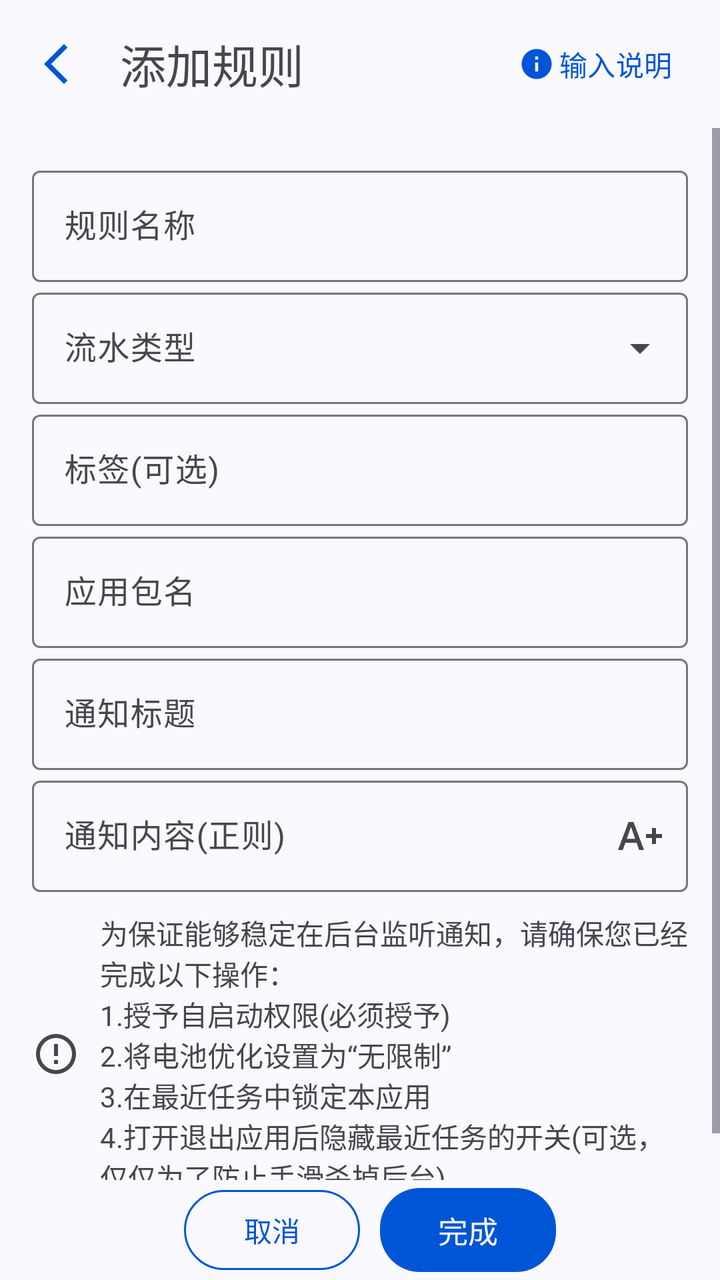
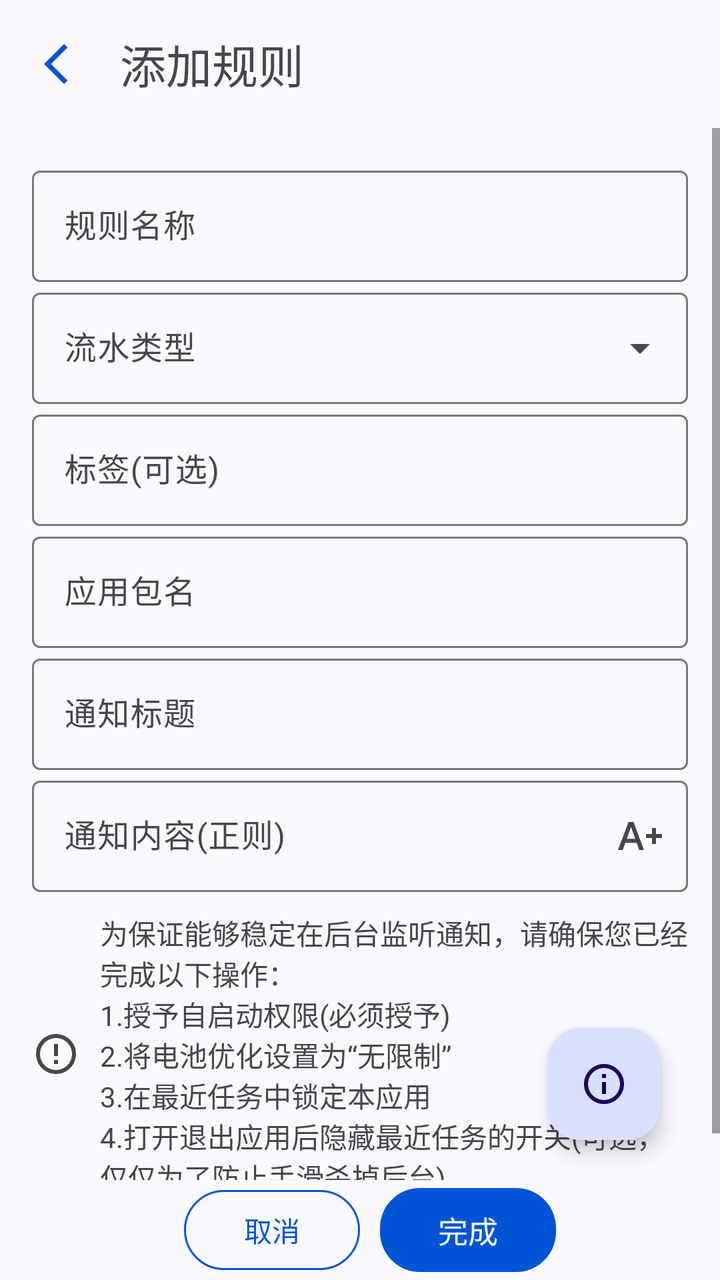

The first picture is an Android layout as it rendered before a commit; the second is the same layout after the commit. The layout source and the unified diff follow.
<!-- AndroidManifest.xml: application theme Theme.ManagerAssistant.Static -->
<!-- res/layout/activity_rule_add_modify.xml -->
<LinearLayout xmlns:android="http://schemas.android.com/apk/res/android"
    xmlns:app="http://schemas.android.com/apk/res-auto"
    xmlns:tools="http://schemas.android.com/tools"
    style="@style/CommonPageStyle"
    android:layout_width="match_parent"
    android:layout_height="match_parent"
    android:orientation="vertical"
    tools:context=".ui.pages.bookkeeping.notification_analysis.rule_edit.RuleAddModifyActivity">

    <com.google.android.material.appbar.MaterialToolbar
        android:id="@+id/toolbar"
        android:layout_width="match_parent"
        android:layout_height="?attr/actionBarSize"
        app:layout_constraintEnd_toEndOf="parent"
        app:layout_constraintStart_toStartOf="parent"
        app:layout_constraintTop_toTopOf="parent"
        app:navigationIcon="@drawable/baseline_arrow_back_ios_new_24"
        app:title="@string/add_rule">

        <com.google.android.material.button.MaterialButton
            android:id="@+id/input_instruction_btn"
            style="@style/TransparentBtnStyle"
            android:layout_width="wrap_content"
            android:layout_height="wrap_content"
            android:layout_gravity="end"
            android:text="@string/input_introduce"
            app:icon="@drawable/baseline_info_24"
            app:iconGravity="textStart" />
    </com.google.android.material.appbar.MaterialToolbar>

    <ScrollView
        android:layout_width="match_parent"
        android:layout_height="0dp"
        android:layout_weight="1">

        <LinearLayout
            android:layout_width="match_parent"
            android:layout_height="wrap_content"
            android:orientation="vertical"
            android:padding="16sp">

            <com.google.android.material.textfield.TextInputLayout
                android:id="@+id/rule_name_layout"
                android:layout_width="match_parent"
                android:layout_height="wrap_content"
                app:endIconDrawable="@drawable/baseline_clear_24"
                app:endIconMode="clear_text">

                <com.google.android.material.textfield.TextInputEditText
                    android:id="@+id/rule_name_input"
                    style="@style/UserInputEditTextStyle"
                    android:layout_width="match_parent"
                    android:layout_height="match_parent"
                    android:hint="@string/rule_name" />
            </com.google.android.material.textfield.TextInputLayout>

            <com.google.android.material.textfield.TextInputLayout
                style="@style/Widget.Material3.TextInputLayout.OutlinedBox.ExposedDropdownMenu"
                android:layout_width="match_parent"
                android:layout_height="wrap_content">

                <com.google.android.material.textfield.MaterialAutoCompleteTextView
                    android:id="@+id/type_input"
                    android:layout_width="match_parent"
                    android:layout_height="match_parent"
                    android:hint="@string/running_account_type"
                    android:inputType="none" />
            </com.google.android.material.textfield.TextInputLayout>

            <com.google.android.material.textfield.TextInputLayout
                android:layout_width="match_parent"
                android:layout_height="wrap_content">

                <com.google.android.material.textfield.TextInputEditText
                    android:id="@+id/tag_name_input"
                    style="@style/ClickableEditTextStyle"
                    android:layout_width="match_parent"
                    android:layout_height="match_parent"
                    android:hint="@string/tag_optional" />
            </com.google.android.material.textfield.TextInputLayout>

            <com.google.android.material.textfield.TextInputLayout
                android:id="@+id/package_name_layout"
                android:layout_width="match_parent"
                android:layout_height="wrap_content">

                <com.google.android.material.textfield.TextInputEditText
                    android:id="@+id/package_name_input"
                    style="@style/ClickableEditTextStyle"
                    android:layout_width="match_parent"
                    android:layout_height="match_parent"
                    android:hint="@string/package_name"
                    android:maxLength="50" />
            </com.google.android.material.textfield.TextInputLayout>

            <com.google.android.material.textfield.TextInputLayout
                android:id="@+id/notification_title_layout"
                android:layout_width="match_parent"
                android:layout_height="wrap_content"
                app:endIconDrawable="@drawable/baseline_clear_24"
                app:endIconMode="clear_text">

                <com.google.android.material.textfield.TextInputEditText
                    android:id="@+id/notification_title_input"
                    style="@style/UserInputEditTextStyle"
                    android:layout_width="match_parent"
                    android:layout_height="match_parent"
                    android:hint="@string/notification_title" />
            </com.google.android.material.textfield.TextInputLayout>

            <com.google.android.material.textfield.TextInputLayout
                android:id="@+id/notification_content_layout"
                android:layout_width="match_parent"
                android:layout_height="wrap_content"
                app:endIconDrawable="@drawable/baseline_text_increase_24"
                app:endIconMode="custom">

                <com.google.android.material.textfield.TextInputEditText
                    android:id="@+id/notification_content_input"
                    style="@style/UserInputEditTextStyle"
                    android:layout_width="match_parent"
                    android:layout_height="match_parent"
                    android:hint="@string/notification_content_regex"
                    android:maxLength="50" />
            </com.google.android.material.textfield.TextInputLayout>

            <com.google.android.material.textview.MaterialTextView
                style="@style/TipTextViewStyle"
                android:layout_width="match_parent"
                android:layout_height="wrap_content"
                android:text="@string/analysis_rule_tip" />
        </LinearLayout>
    </ScrollView>

    <com.google.android.material.card.MaterialCardView
        android:id="@+id/btn_card_view"
        style="@style/BottomRightAngleCardStyle"
        android:layout_width="match_parent"
        android:layout_height="wrap_content">

        <LinearLayout
            android:layout_width="match_parent"
            android:layout_height="match_parent"
            android:gravity="center"
            android:orientation="horizontal">

            <com.google.android.material.button.MaterialButton
                android:id="@+id/delete_btn"
                style="@style/OutlinedBtnStyle"
                android:layout_width="wrap_content"
                android:layout_height="wrap_content"
                android:text="@string/delete"
                android:visibility="gone" />

            <com.google.android.material.button.MaterialButton
                android:id="@+id/cancel_btn"
                style="@style/OutlinedBtnStyle"
                android:layout_width="wrap_content"
                android:layout_height="wrap_content"
                android:text="@string/cancel" />

            <com.google.android.material.button.MaterialButton
                android:id="@+id/finish_btn"
                style="@style/CommonBtnStyle"
                android:layout_width="wrap_content"
                android:layout_height="wrap_content"
                android:text="@string/finish" />
        </LinearLayout>
    </com.google.android.material.card.MaterialCardView>
</LinearLayout>
<!-- resources referenced by this layout -->
<resources>
  <!-- drawable baseline_info_24 (drawable) -->
  <vector xmlns:android="http://schemas.android.com/apk/res/android" android:height="24dp" android:tint="#000000" android:viewportHeight="24" android:viewportWidth="24" android:width="24dp">
        
      <path android:fillColor="@android:color/white" android:pathData="M12,2C6.48,2 2,6.48 2,12s4.48,10 10,10 10,-4.48 10,-10S17.52,2 12,2zM13,17h-2v-6h2v6zM13,9h-2L11,7h2v2z"/>
      
  </vector>
  <string name="add_rule">添加规则</string>
  <string name="analysis_rule_tip">为保证能够稳定在后台监听通知，请确保您已经完成以下操作：\n1.授予自启动权限(必须授予)\n2.将电池优化设置为“无限制”\n3.在最近任务中锁定本应用\n4.打开退出应用后隐藏最近任务的开关(可选，仅仅为了防止手滑杀掉后台)</string>
  <string name="cancel">取消</string>
  <string name="delete">删除</string>
  <string name="finish">完成</string>
  <string name="input_introduce">输入说明</string>
  <string name="notification_content_regex">通知内容(正则)</string>
  <string name="notification_title">通知标题</string>
  <string name="package_name">应用包名</string>
  <string name="rule_name">规则名称</string>
  <string name="running_account_type">流水类型</string>
  <string name="tag_optional">标签(可选)</string>
  <style name="BottomRightAngleCardStyle">
          <item name="cardCornerRadius">0dp</item>
          <item name="strokeColor">@android:color/transparent</item>
          <item name="cardBackgroundColor">@android:color/transparent</item>
      </style>
  <style name="ClickableEditTextStyle" parent="Widget.Material3.TextInputEditText.OutlinedBox">
          <item name="android:inputType">text</item>
          <item name="android:focusable">false</item>
          <item name="android:clickable">true</item>
          <item name="android:textColorHighlight">?attr/colorControlHighlight</item>
      </style>
  <style name="CommonPageStyle">
          <item name="android:fitsSystemWindows">true</item>
          <item name="android:background">?attr/colorSurface</item>
      </style>
  <style name="TransparentBtnStyle" parent="Widget.Material3.Button">
          <item name="backgroundTint">@android:color/transparent</item>
          <item name="rippleColor">?attr/colorControlHighlight</item>
          <item name="android:textColor">?attr/colorPrimary</item>
          <item name="iconPadding">2dp</item>
      </style>
  <style name="UserInputEditTextStyle" parent="Widget.Material3.TextInputEditText.OutlinedBox">
          <item name="android:inputType">text</item>
          <item name="android:textColorHighlight">?attr/colorSurfaceVariant</item>
          <item name="android:maxLength">20</item>
      </style>
  <color name="color_primary">#0055d6</color>
  <color name="color_on_primary">#ffffff</color>
  <color name="color_primary_container">#d8e1fe</color>
  <color name="color_secondary_container">#e0e1ff</color>
  <color name="color_surface">#faf9ff</color>
  <color name="color_surface_container">#ebedfa</color>
  <color name="color_surface_container_low">#edeffc</color>
  <style name="ToolBarStyle" parent="Widget.Material3.Toolbar">
          <item name="android:backgroundTint">?attr/colorSurface</item>
          <item name="navigationIconTint">?attr/colorPrimary</item>
          <item name="contentInsetStart">10dp</item>
          <item name="titleTextAppearance">@style/TitleStyle</item>
      </style>
  <style name="TitleStyle">
          <item name="android:textSize">23sp</item>
      </style>
  <!-- unchanged entries left out for length: 8 -->
</resources>

<!-- the commit's change to res/layout/activity_rule_add_modify.xml (unified diff, before → after) -->
@@ -1,4 +1,4 @@
-<LinearLayout xmlns:android="http://schemas.android.com/apk/res/android"
+<androidx.constraintlayout.widget.ConstraintLayout xmlns:android="http://schemas.android.com/apk/res/android"
     xmlns:app="http://schemas.android.com/apk/res-auto"
     xmlns:tools="http://schemas.android.com/tools"
     style="@style/CommonPageStyle"
@@ -15,23 +15,25 @@
         app:layout_constraintStart_toStartOf="parent"
         app:layout_constraintTop_toTopOf="parent"
         app:navigationIcon="@drawable/baseline_arrow_back_ios_new_24"
-        app:title="@string/add_rule">
+        app:title="@string/add_rule" />
 
-        <com.google.android.material.button.MaterialButton
-            android:id="@+id/input_instruction_btn"
-            style="@style/TransparentBtnStyle"
-            android:layout_width="wrap_content"
-            android:layout_height="wrap_content"
-            android:layout_gravity="end"
-            android:text="@string/input_introduce"
-            app:icon="@drawable/baseline_info_24"
-            app:iconGravity="textStart" />
-    </com.google.android.material.appbar.MaterialToolbar>
+    <com.google.android.material.floatingactionbutton.FloatingActionButton
+        android:id="@+id/input_instruction_btn"
+        style="@style/AddFloatingActionBtnStyle"
+        android:layout_width="wrap_content"
+        android:layout_height="wrap_content"
+        android:layout_marginEnd="30dp"
+        android:contentDescription="@string/show_rule_input_instruction"
+        android:src="@drawable/outline_info_24"
+        app:layout_constraintBottom_toTopOf="@id/btn_card_view"
+        app:layout_constraintEnd_toEndOf="parent" />
 
     <ScrollView
+        android:id="@+id/scroll_view"
         android:layout_width="match_parent"
         android:layout_height="0dp"
-        android:layout_weight="1">
+        app:layout_constraintBottom_toTopOf="@id/btn_card_view"
+        app:layout_constraintTop_toBottomOf="@id/toolbar">
 
         <LinearLayout
             android:layout_width="match_parent"
@@ -136,7 +138,8 @@
         android:id="@+id/btn_card_view"
         style="@style/BottomRightAngleCardStyle"
         android:layout_width="match_parent"
-        android:layout_height="wrap_content">
+        android:layout_height="wrap_content"
+        app:layout_constraintBottom_toBottomOf="parent">
 
         <LinearLayout
             android:layout_width="match_parent"
@@ -167,4 +170,4 @@
                 android:text="@string/finish" />
         </LinearLayout>
     </com.google.android.material.card.MaterialCardView>
-</LinearLayout>
+</androidx.constraintlayout.widget.ConstraintLayout>
<!-- resource entries referenced after the edit -->
@@ -1,9 +1,9 @@
 <!-- resources referenced by this layout -->
 <resources>
-  <!-- drawable baseline_info_24 (drawable) -->
+  <!-- drawable outline_info_24 (drawable) -->
   <vector xmlns:android="http://schemas.android.com/apk/res/android" android:height="24dp" android:tint="#000000" android:viewportHeight="24" android:viewportWidth="24" android:width="24dp">
         
-      <path android:fillColor="@android:color/white" android:pathData="M12,2C6.48,2 2,6.48 2,12s4.48,10 10,10 10,-4.48 10,-10S17.52,2 12,2zM13,17h-2v-6h2v6zM13,9h-2L11,7h2v2z"/>
+      <path android:fillColor="@android:color/white" android:pathData="M11,7h2v2h-2zM11,11h2v6h-2zM12,2C6.48,2 2,6.48 2,12s4.48,10 10,10 10,-4.48 10,-10S17.52,2 12,2zM12,20c-4.41,0 -8,-3.59 -8,-8s3.59,-8 8,-8 8,3.59 8,8 -3.59,8 -8,8z"/>
       
   </vector>
   <string name="add_rule">添加规则</string>
@@ -11,13 +11,18 @@
   <string name="cancel">取消</string>
   <string name="delete">删除</string>
   <string name="finish">完成</string>
-  <string name="input_introduce">输入说明</string>
   <string name="notification_content_regex">通知内容(正则)</string>
   <string name="notification_title">通知标题</string>
   <string name="package_name">应用包名</string>
   <string name="rule_name">规则名称</string>
   <string name="running_account_type">流水类型</string>
+  <string name="show_rule_input_instruction">显示输入项说明</string>
   <string name="tag_optional">标签(可选)</string>
+  <style name="AddFloatingActionBtnStyle" parent="ThemeOverlay.Material3.FloatingActionButton.Primary">
+          <item name="android:src">@drawable/baseline_add_24</item>
+          <item name="android:layout_marginEnd">20dp</item>
+          <item name="android:layout_marginBottom">20dp</item>
+      </style>
   <style name="BottomRightAngleCardStyle">
           <item name="cardCornerRadius">0dp</item>
           <item name="strokeColor">@android:color/transparent</item>
@@ -33,17 +38,17 @@
           <item name="android:fitsSystemWindows">true</item>
           <item name="android:background">?attr/colorSurface</item>
       </style>
-  <style name="TransparentBtnStyle" parent="Widget.Material3.Button">
-          <item name="backgroundTint">@android:color/transparent</item>
-          <item name="rippleColor">?attr/colorControlHighlight</item>
-          <item name="android:textColor">?attr/colorPrimary</item>
-          <item name="iconPadding">2dp</item>
-      </style>
   <style name="UserInputEditTextStyle" parent="Widget.Material3.TextInputEditText.OutlinedBox">
           <item name="android:inputType">text</item>
           <item name="android:textColorHighlight">?attr/colorSurfaceVariant</item>
           <item name="android:maxLength">20</item>
       </style>
+  <!-- drawable baseline_add_24 (drawable) -->
+  <vector xmlns:android="http://schemas.android.com/apk/res/android" android:height="24dp" android:tint="#000000" android:viewportHeight="24" android:viewportWidth="24" android:width="24dp">
+        
+      <path android:fillColor="@android:color/white" android:pathData="M19,13h-6v6h-2v-6H5v-2h6V5h2v6h6v2z"/>
+      
+  </vector>
   <color name="color_primary">#0055d6</color>
   <color name="color_on_primary">#ffffff</color>
   <color name="color_primary_container">#d8e1fe</color>
